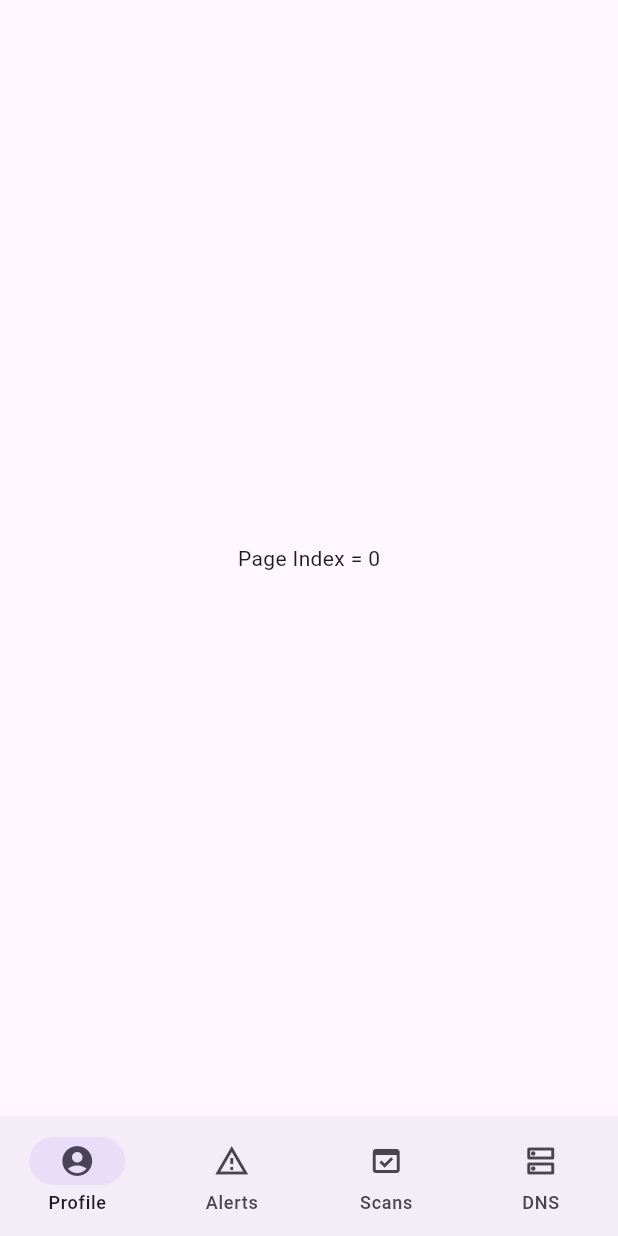
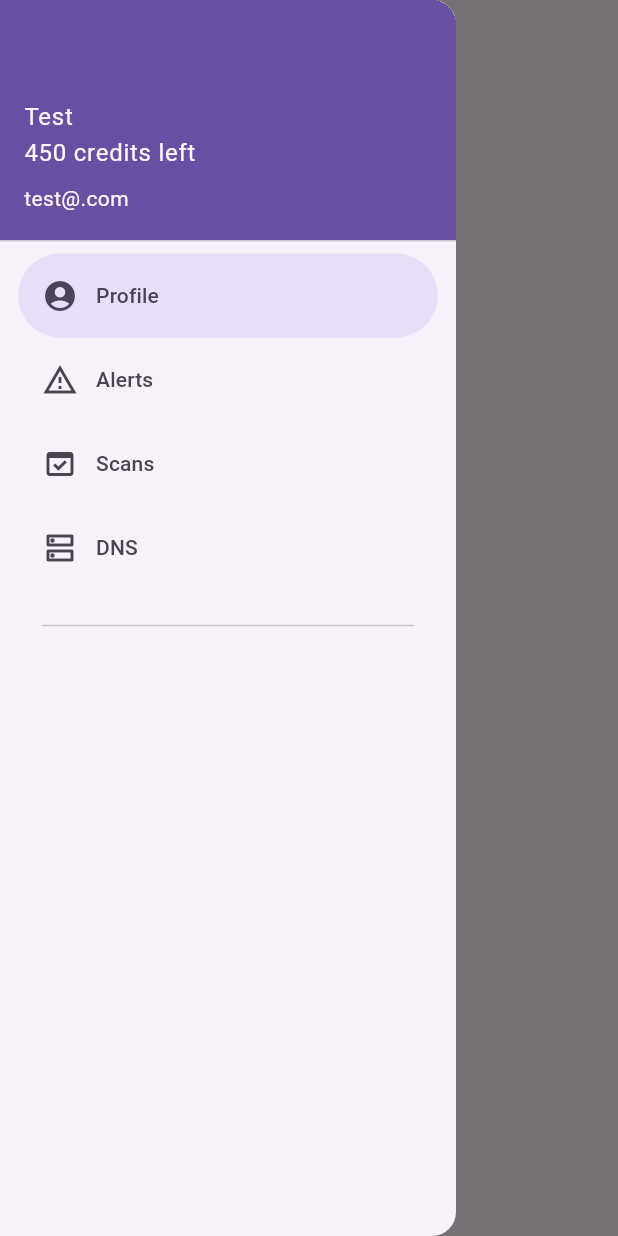
Before and after one commit to rtafurthgarcia/NetSherlock, a Flutter app: the screen it shows after launch, with the side drawer open (before the commit the screen has no drawer), on a phone screen of 412 x 824 dp. Run offline on Flutter 3.47's test engine with Material 2 defaults, Android fonts, the phone set to English and light mode, and no system bars.

Commit message:
Only keeps one version of the navigation for mobile and one for desktop

```diff
--- a/lib/navigationdrawer.dart
+++ b/lib/navigationdrawer.dart
@@ -41,87 +41,24 @@ class AppNavigationDrawerState extends State<AppNavigationDrawer> {
     scaffoldKey.currentState!.openEndDrawer();
   }
 
-  Widget buildBottomBarScaffold() {
-    return Scaffold(
-      body: Center(
-        child: Column(
-          mainAxisAlignment: MainAxisAlignment.spaceEvenly,
-          children: <Widget>[
-            Text('Page Index = $screenIndex'),
-          ],
-        ),
-      ),
-      bottomNavigationBar: NavigationBar(
-        selectedIndex: screenIndex,
-        onDestinationSelected: (int index) {
-          setState(() {
-            screenIndex = index;
-          });
-        },
-        destinations: destinations.map(
-          (DrawerDestination destination) {
-            return NavigationDestination(
-              label: destination.label,
-              icon: destination.icon,
-              selectedIcon: destination.selectedIcon,
-              tooltip: destination.label,
-            );
-          },
-        ).toList(),
-      ),
-    );
-  }
-
-  Widget buildDrawerScaffold(BuildContext context) {
+ Widget buildModalDrawerScaffold(BuildContext context) {
     return Scaffold(
       key: scaffoldKey,
-      body: SafeArea(
-        bottom: false,
-        top: false,
-        child: Row(
-          children: <Widget>[
-            Padding(
-              padding: const EdgeInsets.symmetric(horizontal: 5),
-              child: NavigationRail(
-                minWidth: 50,
-                destinations: destinations.map(
-                  (DrawerDestination destination) {
-                    return NavigationRailDestination(
-                      label: Text(destination.label),
-                      icon: destination.icon,
-                      selectedIcon: destination.selectedIcon,
-                    );
-                  },
-                ).toList(),
-                selectedIndex: screenIndex,
-                useIndicator: true,
-                onDestinationSelected: (int index) {
-                  setState(() {
-                    screenIndex = index;
-                  });
-                },
-              ),
-            ),
-            const VerticalDivider(thickness: 1, width: 1),
-            Expanded(
-              child: Column(
-                mainAxisAlignment: MainAxisAlignment.spaceEvenly,
-                children: <Widget>[
-                  Text('Page Index = $screenIndex'),
-                  ElevatedButton(
-                    onPressed: openDrawer,
-                    child: const Text('Open Drawer'),
-                  ),
-                ],
-              ),
-            ),
-          ],
-        ),
-      ),
-      endDrawer: NavigationDrawer(
+      appBar: AppBar(title: const Text("NetSherlock")),
+      /*body: Center(
+        child: _widgetOptions[_selectedIndex],
+      ),*/
+      drawer: NavigationDrawer(
         onDestinationSelected: handleScreenChanged,
         selectedIndex: screenIndex,
         children: <Widget>[
+          /*Padding(
+            padding: const EdgeInsets.fromLTRB(28, 16, 16, 10),
+            child: Text(
+              'NetSherlock',
+              style: Theme.of(context).textTheme.titleSmall,
+            ),
+          ),*/
           const UserAccountsDrawerHeader(
             accountName: Column(
               crossAxisAlignment: CrossAxisAlignment.start,
@@ -151,6 +88,52 @@ class AppNavigationDrawerState extends State<AppNavigationDrawer> {
     );
   }
 
+  Widget buildStandardDrawerScaffold(BuildContext context) {
+    return Scaffold(
+      key: scaffoldKey,
+      body: SafeArea(
+        bottom: false,
+        top: false,
+        child: Row(
+          children: <Widget>[
+            Padding(
+              padding: const EdgeInsets.symmetric(horizontal: 5),
+              child: NavigationRail(
+                minWidth: 50,
+                labelType: NavigationRailLabelType.all,
+                destinations: destinations.map(
+                  (DrawerDestination destination) {
+                    return NavigationRailDestination(
+                      label: Text(destination.label),
+                      icon: destination.icon,
+                      selectedIcon: destination.selectedIcon,
+                    );
+                  },
+                ).toList(),
+                selectedIndex: screenIndex,
+                useIndicator: true,
+                onDestinationSelected: (int index) {
+                  setState(() {
+                    screenIndex = index;
+                  });
+                },
+              ),
+            ),
+            const VerticalDivider(thickness: 1, width: 1),
+            Expanded(
+              child: Column(
+                mainAxisAlignment: MainAxisAlignment.spaceEvenly,
+                children: <Widget>[
+                  Text('Page Index = $screenIndex'),
+                ],
+              ),
+            ),
+          ],
+        ),
+      ),
+    );
+  }
+
   @override
   void didChangeDependencies() {
     super.didChangeDependencies();
@@ -160,7 +143,7 @@ class AppNavigationDrawerState extends State<AppNavigationDrawer> {
   @override
   Widget build(BuildContext context) {
     return showNavigationDrawer
-        ? buildDrawerScaffold(context)
-        : buildBottomBarScaffold();
+        ? buildStandardDrawerScaffold(context)
+        : buildModalDrawerScaffold(context);
   }
 }
```
